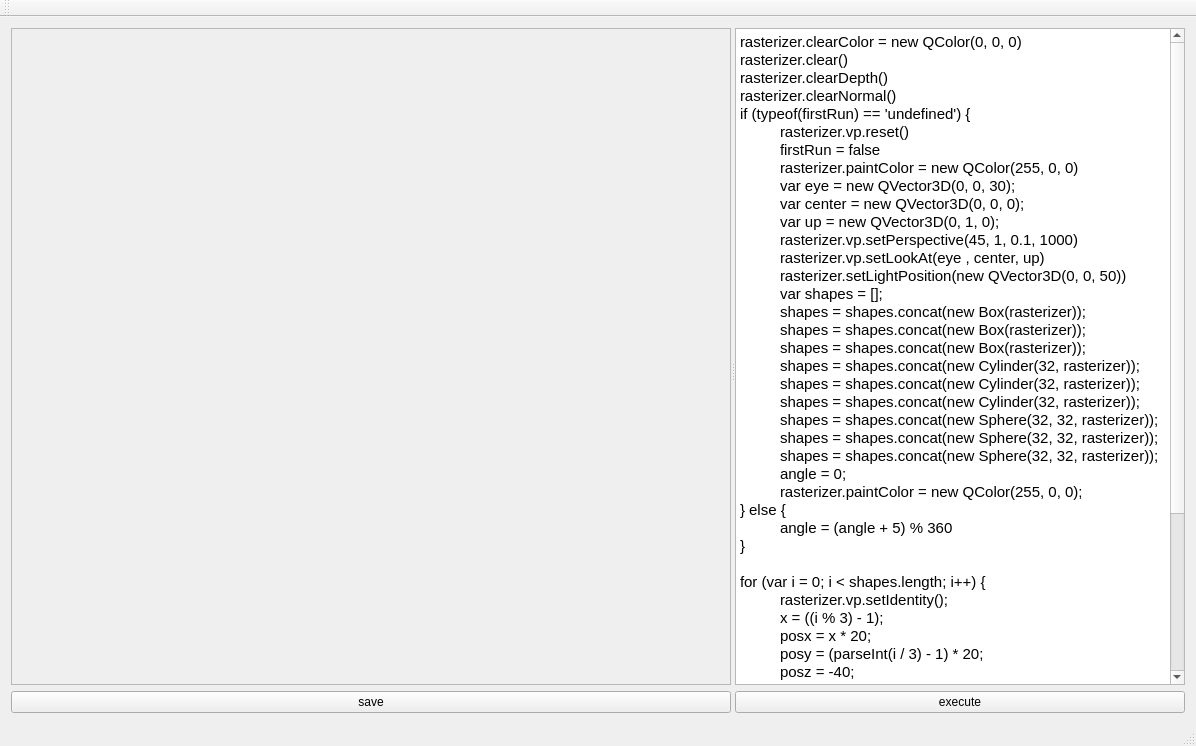
First picture: the form in mainwindow.ui, repository janisozaur/masgk-rasterizer, before the edit.
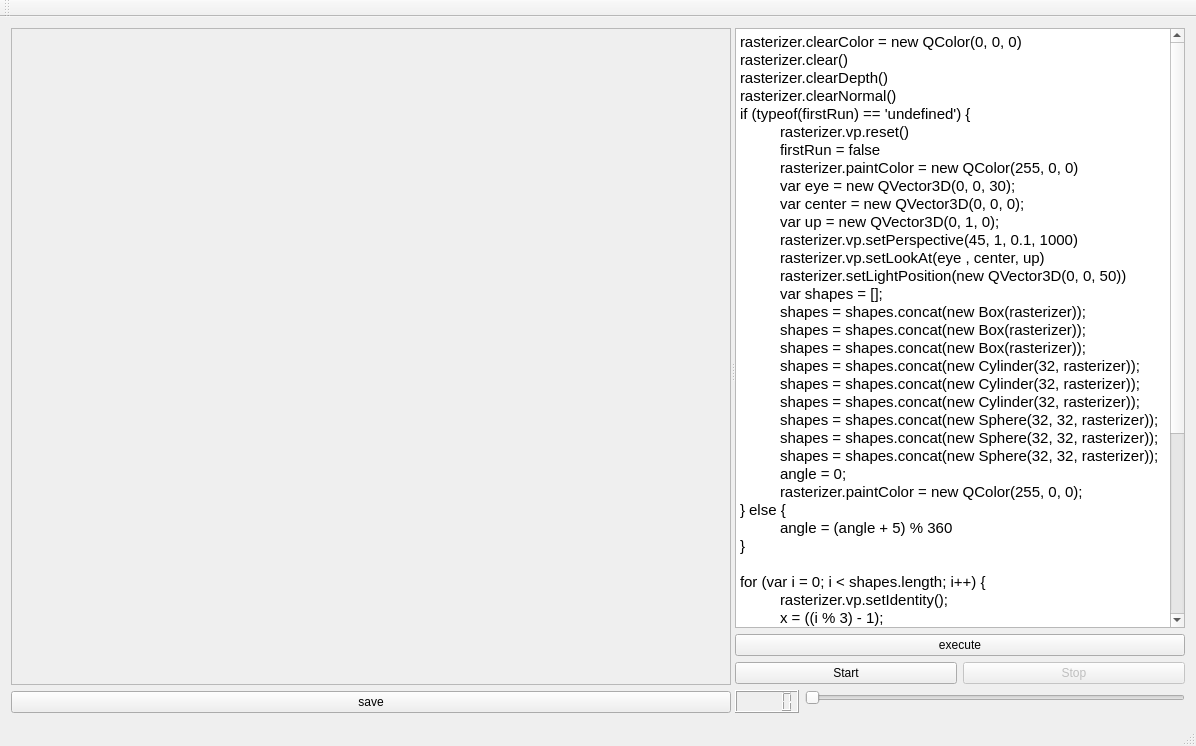
Second picture: the form after the edit.

Commit message: add possibility to use timer to trigger script execution

```diff
--- a/mainwindow.ui
+++ b/mainwindow.ui
@@ -153,6 +153,47 @@
           </property>
          </widget>
         </item>
+        <item>
+         <layout class="QHBoxLayout" name="horizontalLayout">
+          <item>
+           <widget class="QPushButton" name="startPushButton">
+            <property name="text">
+             <string>Start</string>
+            </property>
+           </widget>
+          </item>
+          <item>
+           <widget class="QPushButton" name="stopPushButton">
+            <property name="enabled">
+             <bool>false</bool>
+            </property>
+            <property name="text">
+             <string>Stop</string>
+            </property>
+           </widget>
+          </item>
+         </layout>
+        </item>
+        <item>
+         <layout class="QFormLayout" name="formLayout">
+          <property name="fieldGrowthPolicy">
+           <enum>QFormLayout::AllNonFixedFieldsGrow</enum>
+          </property>
+          <item row="0" column="1">
+           <widget class="QSlider" name="intervalSlider">
+            <property name="maximum">
+             <number>10000</number>
+            </property>
+            <property name="orientation">
+             <enum>Qt::Horizontal</enum>
+            </property>
+           </widget>
+          </item>
+          <item row="0" column="0">
+           <widget class="QLCDNumber" name="lcdNumber"/>
+          </item>
+         </layout>
+        </item>
        </layout>
       </widget>
      </widget>
```
Left out of the diff: 19 changed lines with no effect on the pictures. The commit also changes 2 other files.
